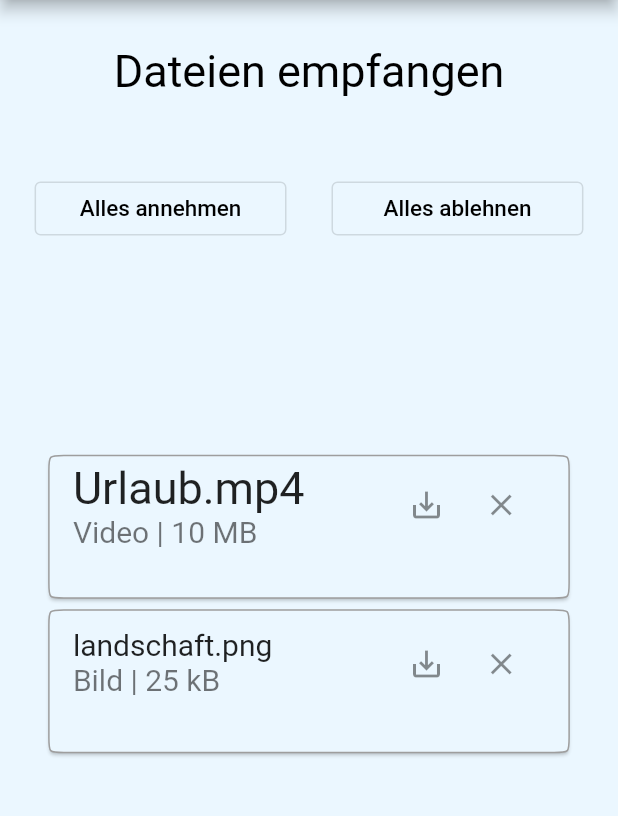
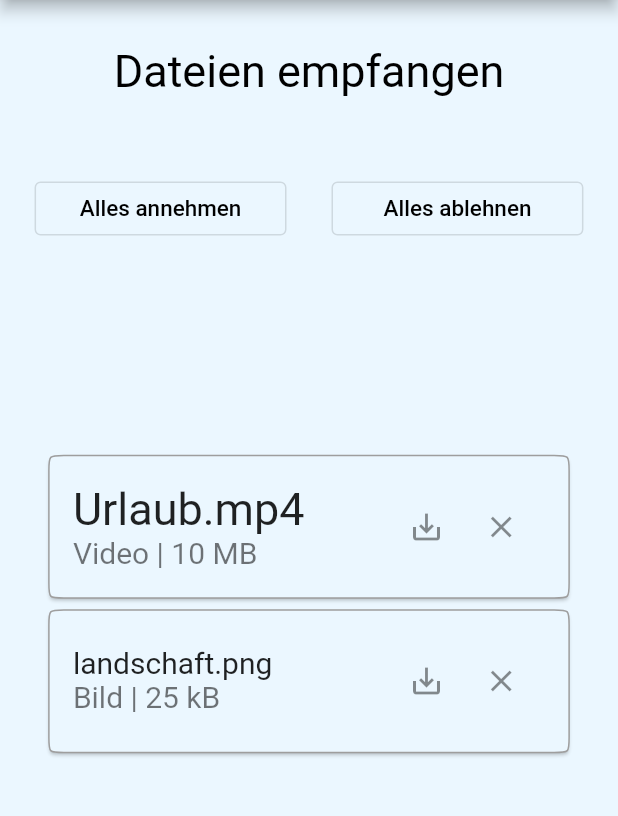
Before and after one commit to szettl135/share2desktop, a Flutter app: the ReceiveFiles screen opened directly, on a phone screen of 412 x 824 dp, the part 84-900 px from its top. Run offline on Flutter 3.47's test engine with Material 2 defaults, Android fonts, the phone set to English and light mode, and no system bars; drawn by our look-alikes of auto_size_text; our stand-ins replace adaptive_theme, qr_flutter; Roboto replaces fonts that are missing (Arial).

Commit message:
centered

```diff
--- a/lib/receiveFiles.dart
+++ b/lib/receiveFiles.dart
@@ -65,7 +65,8 @@ final titel = [
                         width: 1,
                       ),
                     ),
-                    child: ListTile(
+                    child: Column( mainAxisAlignment: MainAxisAlignment.center,
+ crossAxisAlignment: CrossAxisAlignment.center, children:[ ListTile(
 
                         title: Container(width: MediaQuery.of(context).size.width*0.50, child: AutoSizeText(titel[index], maxLines: 1, presetFontSizes: [30, 20, 15])),
                         trailing: Container(width: MediaQuery.of(context).size.width*0.25,child: Row(
@@ -87,7 +88,7 @@ final titel = [
 
                         //subtitle: Text(subtitles[index]),
 
-                  );
+                    ]));
 
               })),
           /*Container(
```
